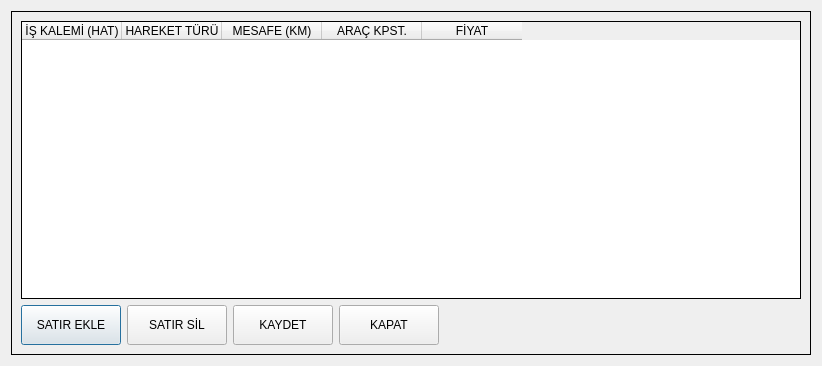
Before: the Qt Designer form ui/ui_files/hat_dialog.ui in AyhanErcan70/SATTUP, drawn with Qt 5.
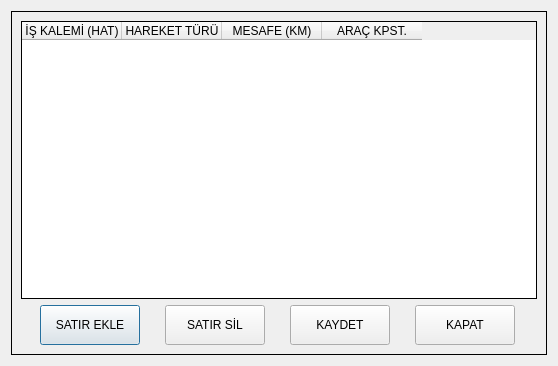
After: the same form once the commit is applied.

Commit message: UI layout/style updates (designer)

```diff
--- a/ui/ui_files/hat_dialog.ui
+++ b/ui/ui_files/hat_dialog.ui
@@ -6,15 +6,15 @@
    <rect>
     <x>0</x>
     <y>0</y>
-    <width>822</width>
+    <width>558</width>
     <height>366</height>
    </rect>
   </property>
   <property name="windowTitle">
    <string>İŞ KALEMİ EKLEME FORMU</string>
   </property>
-  <layout class="QHBoxLayout" name="horizontalLayout">
-   <item>
+  <layout class="QGridLayout" name="gridLayout_2">
+   <item row="0" column="0">
     <widget class="QFrame" name="center_frame">
      <property name="frameShape">
       <enum>QFrame::Shape::Box</enum>
@@ -22,7 +22,7 @@
      <property name="frameShadow">
       <enum>QFrame::Shadow::Plain</enum>
      </property>
-     <layout class="QGridLayout" name="gridLayout_2">
+     <layout class="QGridLayout" name="gridLayout">
       <item row="0" column="0">
        <widget class="QTableWidget" name="table_kalemler">
         <property name="frameShape">
@@ -51,11 +51,6 @@
           <string>ARAÇ KPST.</string>
          </property>
         </column>
-        <column>
-         <property name="text">
-          <string>FİYAT</string>
-         </property>
-        </column>
        </widget>
       </item>
       <item row="1" column="0">
@@ -154,19 +149,6 @@
           </property>
          </widget>
         </item>
-        <item>
-         <spacer name="horizontalSpacer">
-          <property name="orientation">
-           <enum>Qt::Orientation::Horizontal</enum>
-          </property>
-          <property name="sizeHint" stdset="0">
-           <size>
-            <width>40</width>
-            <height>20</height>
-           </size>
-          </property>
-         </spacer>
-        </item>
        </layout>
       </item>
      </layout>
```
The commit also changes 6 other files.
